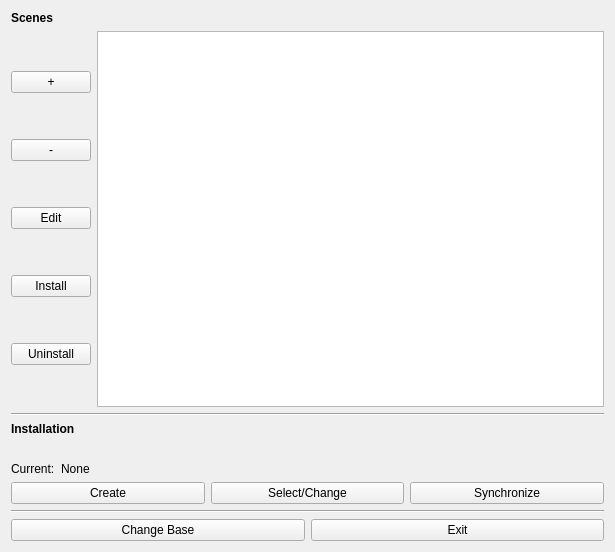
This is formfilesystemlist.ui in xciollax/VSEL as Qt 5 draws it before an edit. The edited form follows.
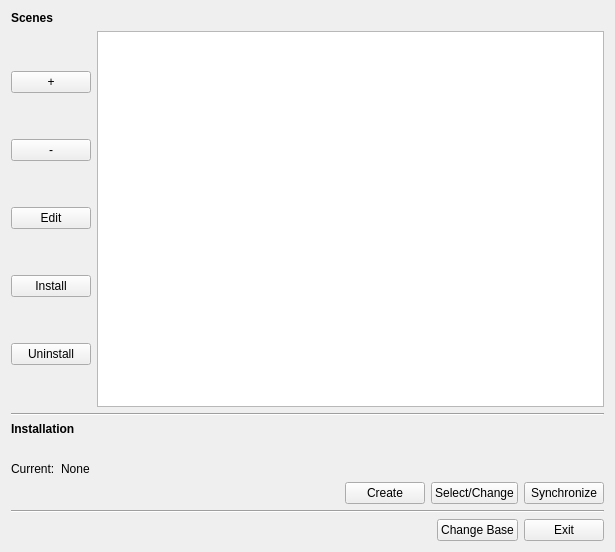
This is the edited form.

```diff
--- a/formfilesystemlist.ui
+++ b/formfilesystemlist.ui
@@ -141,6 +141,19 @@
      </item>
      <item>
       <layout class="QHBoxLayout" name="horizontalLayout_2">
+       <item>
+        <spacer name="horizontalSpacer_2">
+         <property name="orientation">
+          <enum>Qt::Horizontal</enum>
+         </property>
+         <property name="sizeHint" stdset="0">
+          <size>
+           <width>40</width>
+           <height>20</height>
+          </size>
+         </property>
+        </spacer>
+       </item>
        <item>
         <widget class="QPushButton" name="createInstButton">
          <property name="toolTip">
@@ -184,6 +197,19 @@
    </item>
    <item>
     <layout class="QHBoxLayout" name="systemLayout">
+     <item>
+      <spacer name="horizontalSpacer_3">
+       <property name="orientation">
+        <enum>Qt::Horizontal</enum>
+       </property>
+       <property name="sizeHint" stdset="0">
+        <size>
+         <width>40</width>
+         <height>20</height>
+        </size>
+       </property>
+      </spacer>
+     </item>
      <item>
       <widget class="QPushButton" name="changeBaseButton">
        <property name="text">
```
